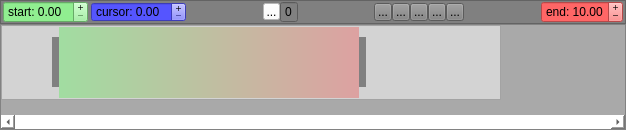
Old version of the form testAnimTimeline/animtimeline.ui in the repository hiergaut/AnimTimeline.
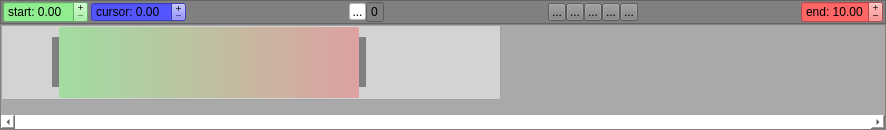
New version of the form. Icons and pictures are not drawn. Custom widgets are drawn as their Qt base class.

Patch:
```diff
--- a/testAnimTimeline/animtimeline.ui
+++ b/testAnimTimeline/animtimeline.ui
@@ -6,7 +6,7 @@
    <rect>
     <x>0</x>
     <y>0</y>
-    <width>626</width>
+    <width>886</width>
     <height>130</height>
    </rect>
   </property>
```
Left out of the diff: 112 changed lines with no effect on the pictures.
